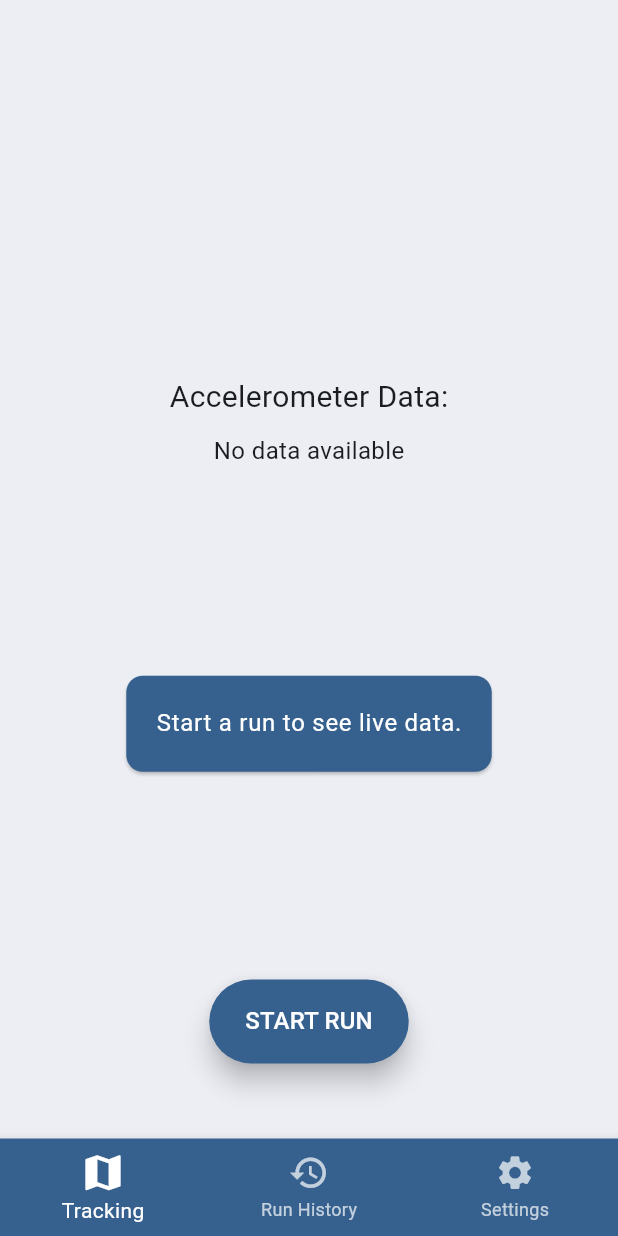
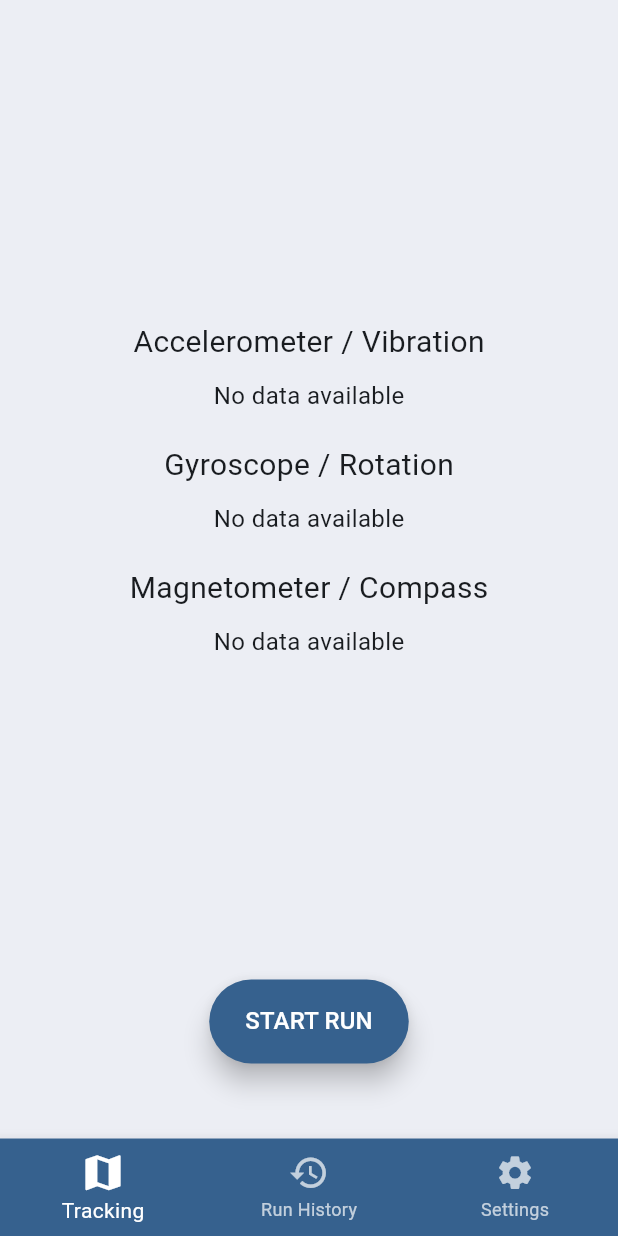
Before and after one commit to MoLeWa-Platform/road-quality-tracker, a Flutter app: the screen it shows after launch, on a phone screen of 412 x 824 dp. Run offline on Flutter 3.47's test engine with Material 3 defaults, Android fonts, the light colour scheme and no system bars; our stand-ins replace location, sensors_plus; missing offline and left inert: dart:ffi.

Commit message:
add sensor measurement functionalities

```diff
--- a/lib/models/run_point.dart
+++ b/lib/models/run_point.dart
@@ -1,16 +1,22 @@
+
+import 'dart:ffi';
 
 class RunPoint{
   final DateTime timestamp;
   final LocationSpec location;
-  final VibrationSpec vibrationSpec;
-  final double orientation;
+  final DimensionalSpec vibrationSpec;
+  final DimensionalSpec rotationSpec;
+  final DimensionalSpec compassSpec;
+  //final double orientation;
   final double speed;
 
   RunPoint({
     required this.timestamp,
     required this.location,
     required this.vibrationSpec,
-    required this.orientation,
+    required this.rotationSpec,
+    required this.compassSpec,
+    //required this.orientation,
     required this.speed
   });
 
@@ -20,7 +26,9 @@ class RunPoint{
       "\nTime: ${timestamp.toString().split('.').first}"
       "\nLocation: ${location.toString()}"
       "\nVibration specs: ${vibrationSpec.toString()}"
-      "\nOrientation: $orientation°"
+      "\nRotation specs: ${rotationSpec.toString()}"
+      "\nCompass specs: ${compassSpec.toString()}"
+      //"\nOrientation: $orientation°"
       "\nSpeed: $speed");
   }
 }
@@ -45,12 +53,14 @@ class LocationSpec{
 
 }
 
-class VibrationSpec{
+class DimensionalSpec{
+  final String type;
   final double xCoordinate;
   final double yCoordinate;
   final double zCoordinate;
 
-  VibrationSpec({
+  DimensionalSpec({
+    required this.type,
     required this.xCoordinate,
     required this.yCoordinate,
     required this.zCoordinate,
@@ -58,11 +68,11 @@ class VibrationSpec{
 
   @override
   String toString() {
-    return "VibrationSpec<x: $xCoordinate, y: $yCoordinate, z: $zCoordinate>";
+    return "$type<x: $xCoordinate, y: $yCoordinate, z: $zCoordinate>";
   }
 
   String toPrint() {
-    return "Vibration: \n\t x: $xCoordinate \n\t y: $yCoordinate \n\t z: $zCoordinate";
+    return "$type: \n\t x: $xCoordinate \n\t y: $yCoordinate \n\t z: $zCoordinate";
   }
 
 }
--- a/lib/pages/tracking_page.dart
+++ b/lib/pages/tracking_page.dart
@@ -1,9 +1,10 @@
 import 'dart:async';
-
+import 'dart:developer' as dev;
 import 'package:flutter/material.dart';
 import 'package:road_quality_tracker/models/run_point.dart';
 import '../services/run_tracker.dart';
 import 'package:sensors_plus/sensors_plus.dart';
+import '../models/run.dart';
 
 
 class TrackingPage extends StatefulWidget {
@@ -16,35 +17,60 @@ class TrackingPage extends StatefulWidget {
 class _TrackingPageState extends State<TrackingPage> {
   RunTracker runTracker = RunTracker.create();
 
-  List<AccelerometerEvent> _accelerometerValues = [];
+  List<AccelerometerEvent> _accelerometerValue = [];
+  List<GyroscopeEvent> _rotationValue = [];
+  List<MagnetometerEvent> _compassValue = [];
 
-  // StreamSubscription for accelerometer events
   late StreamSubscription<AccelerometerEvent> _accelerometerSubscription;
+  late StreamSubscription<GyroscopeEvent> _gyroscopeSubscription;
+  late StreamSubscription<MagnetometerEvent> _magnetometerSubscription;
+
+  void subscribeToSensors(){
+    dev.log('Subcribing to sensors', name: 'TrackingPage');
+    _accelerometerSubscription = accelerometerEvents.listen((event) {
+      setState(() {
+        _accelerometerValue = [event];
+        runTracker.onVibrationEvent(event);
+      });
+    });
+    _gyroscopeSubscription = gyroscopeEvents.listen((event) {
+      setState(() {
+        _rotationValue = [event];
+        runTracker.onRotationEvent(event);
+      });
+    });
+
+    _magnetometerSubscription = magnetometerEvents.listen((event) {
+      setState(() {
+        _compassValue = [event];
+        runTracker.onCompassEvent(event);
+      });
+    });
+  }
+
+  void disposeSensors(){
+    _accelerometerSubscription.cancel();
+    _gyroscopeSubscription.cancel();
+    _magnetometerSubscription.cancel();
+  }
 
   @override
   void initState() {
     super.initState();
-
-    // Subscribe to accelerometer events
-    _accelerometerSubscription = accelerometerEvents.listen((event) {
-      setState(() {
-        // Update the _accelerometerValues list with the latest event
-        _accelerometerValues = [event];
-      });
-    });
+    subscribeToSensors();
   }
 
   @override
   void dispose() {
     runTracker.dispose(); // Cancel the location stream
-    _accelerometerSubscription.cancel();
+    disposeSensors();
     super.dispose();
   }
 
   void toggleRun(){
     if (runTracker.isReady) {
         if (runTracker.runIsActive.value) {
-        runTracker.endRun();
+        Run finishedRun = runTracker.endRun();
       } else {
         runTracker.startRun();
       }
@@ -73,28 +99,37 @@ class _TrackingPageState extends State<TrackingPage> {
       return Column(
         mainAxisAlignment: MainAxisAlignment.center,
         children: [
-            SizedBox(height: 250),
-            Text(
-              'Accelerometer Data:',
-              style: TextStyle(fontSize: 20),
+          if (!runIsActive)
+          Expanded(
+            child: Center(
+              child: Column(
+                mainAxisAlignment: MainAxisAlignment.center,
+                crossAxisAlignment: CrossAxisAlignment.center,
+                children: [
+                  PlainSensorOutput(type: 'Accelerometer / Vibration', valueList: _accelerometerValue, runIsActive: runIsActive,),
+                  PlainSensorOutput(type: 'Gyroscope / Rotation', valueList: _rotationValue, runIsActive: runIsActive,),
+                  PlainSensorOutput(type: 'Magnetometer / Compass', valueList: _compassValue, runIsActive: runIsActive,)
+                  ]
+              )
+            )
           ),
-            SizedBox(height: 10),
-            if (_accelerometerValues.isNotEmpty)
-              Text(
-                'X: ${_accelerometerValues[0].x.toStringAsFixed(2)}, '
-                'Y: ${_accelerometerValues[0].y.toStringAsFixed(2)}, '
-                'Z: ${_accelerometerValues[0].z.toStringAsFixed(2)}',
-                style: TextStyle(fontSize: 16),
-              )
-            else
-              Text('No data available', style: TextStyle(fontSize: 16)),
+          if (runIsActive)
           Expanded(
+            child: Center(
               child: ValueListenableBuilder<RunPoint?>(
                 valueListenable: runTracker.lastPoint,
                 builder: (context, point, _) => Center(
-                child: BigCard(point: point, runIsActive: runIsActive,),
+                  child: Column(
+                    mainAxisAlignment: MainAxisAlignment.center,
+                    children: [
+                      SizedBox(height: 50,),
+                      if (runIsActive)
+                      BigCard(point: point, runIsActive: runIsActive),
+                    ]
+                  )
                 ),
               ),
+            )
           ),
           Row(
             mainAxisAlignment: MainAxisAlignment.spaceEvenly,
@@ -119,6 +154,46 @@ class _TrackingPageState extends State<TrackingPage> {
   }
 }
 
+class PlainSensorOutput extends StatelessWidget {
+    const PlainSensorOutput({
+      super.key,
+      required this.type,
+      required this.valueList,
+      required this.runIsActive
+    });
+
+    final String type;
+    final List valueList;
+    final bool runIsActive;
+
+    @override
+    Widget build(BuildContext context) {
+          return Column(
+                children: !runIsActive ?
+                [
+                  SizedBox(height: 10),
+                  Text(
+                    type,
+                    style: TextStyle(fontSize: 20),
+                  ),
+                  SizedBox(height: 10),
+                  if (valueList.isNotEmpty)
+                    Text(
+                      'X: ${valueList[0].x.toStringAsFixed(2)}, '
+                      'Y: ${valueList[0].y.toStringAsFixed(2)}, '
+                      'Z: ${valueList[0].z.toStringAsFixed(2)}',
+                      style: TextStyle(fontSize: 16),
+                    )
+                  else
+                    Text('No data available', style: TextStyle(fontSize: 16)),
+                  SizedBox(height: 10),
+                  ]
+                : [],
+            );
+      }
+  }
+
+
 class BigCard extends StatelessWidget {
     const BigCard({
       super.key,
@@ -132,14 +207,19 @@ class BigCard extends StatelessWidget {
     @override
     Widget build(BuildContext context) {
       var theme = Theme.of(context);
+      final screenSize = MediaQuery.of(context).size;
       var styleHeadline = theme.textTheme.headlineMedium!.copyWith(
-        color: theme.colorScheme.onPrimary
+        color: theme.colorScheme.onPrimary,
       );
       var style = theme.textTheme.bodyLarge!.copyWith(
         color: theme.colorScheme.onPrimary
       );
 
-      return Card(
+      return Center(
+          child: SizedBox(
+              width: screenSize.width * 0.8,
+              height: screenSize.height * 0.66,
+              child: Card(
                 color: theme.colorScheme.primary,
                 margin: EdgeInsets.all(24),
                 elevation: 1,
@@ -149,11 +229,7 @@ class BigCard extends StatelessWidget {
                   child: Column(
                     mainAxisSize: MainAxisSize.min,
                     crossAxisAlignment: CrossAxisAlignment.start,
-            children: !runIsActive
-              ? [
-                  Text("Start a run to see live data.", style: style),
-                ]
-              : point != null
+                    children: point != null
                       ? [
                           Text("Last Read Point", style: styleHeadline),
                           const SizedBox(height: 11),
@@ -161,9 +237,11 @@ class BigCard extends StatelessWidget {
                           const SizedBox(height: 7),
                           Text(point!.location.toPrint(), style: style),
                           const SizedBox(height: 7),
-                  Text("Orientation: \n\t ${point!.orientation}°", style: style),
+                          Text(point!.vibrationSpec.toPrint(), style: style),
                           const SizedBox(height: 7),
-                  Text(point!.vibrationSpec.toPrint(), style: style),
+                          Text(point!.rotationSpec.toPrint(), style: style),
+                          const SizedBox(height: 7),
+                          Text(point!.compassSpec.toPrint(), style: style),
                           const SizedBox(height: 7),
                           Text("Speed: \n\t ${point!.speed}", style: style),
                         ]
@@ -172,6 +250,8 @@ class BigCard extends StatelessWidget {
                         ],
                   ),
                 ),
+              ),
+            )
           );
     }
   }
```
Also changed, not shown: lib/services/run_tracker.dart (+131 -63 lines). Lines whose indentation alone changed are shown as unchanged.
